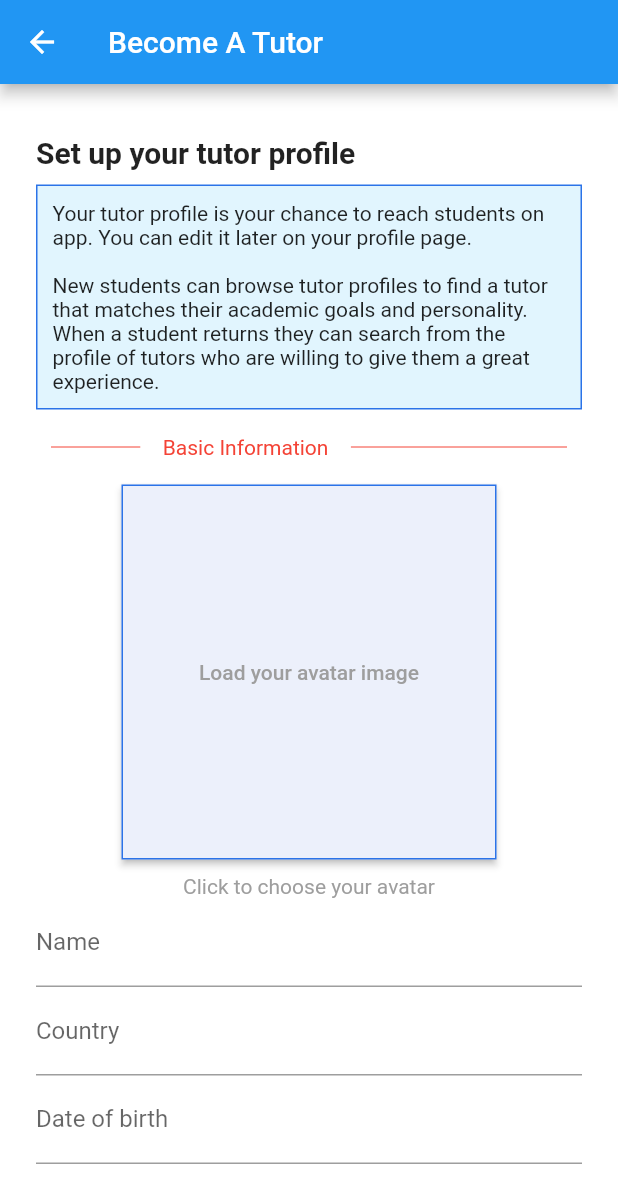
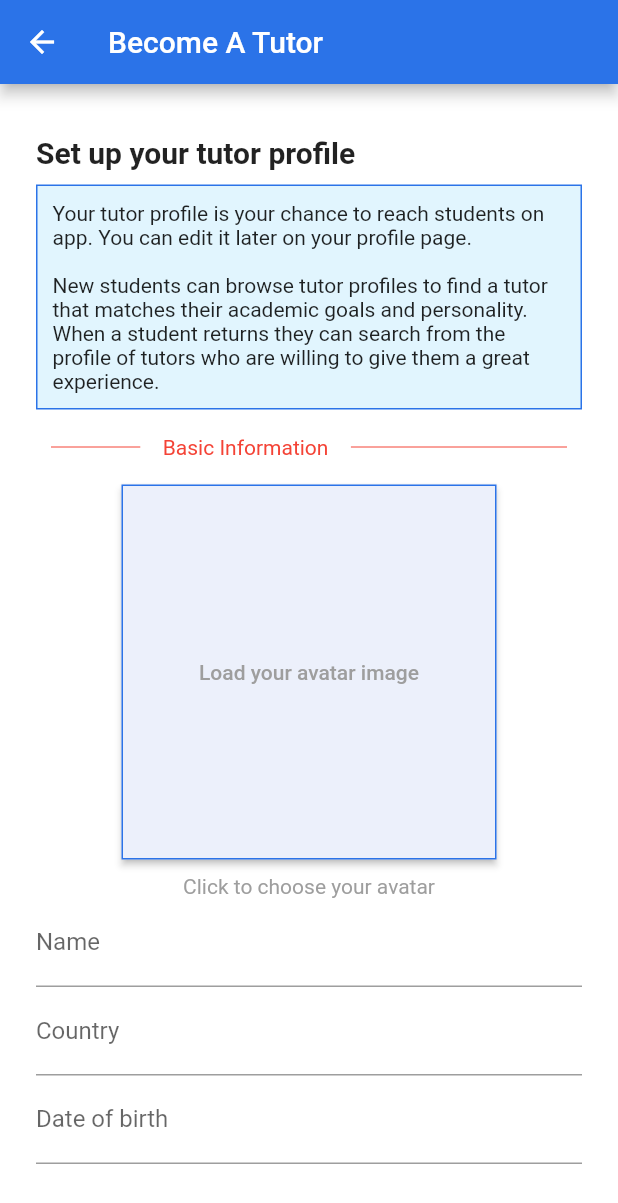
Before and after one commit to hoangpm6814/One-On-One-Learning, a Flutter app: the screen it shows after launch, item 5 of the bottom bar chosen, after a tap on "Become A Tutor", on a phone screen of 412 x 824 dp. Shown: the top 1203 px of the screen. Run offline on Flutter 3.47's test engine with Material 2 defaults, Android fonts, the phone set to English and light mode, and no system bars; our stand-ins replace flutter_svg; network calls fail.

Commit message:
Create routing, change appbars background color, view course

```diff
--- a/lib/screens/AccountManagement/setting_screen.dart
+++ b/lib/screens/AccountManagement/setting_screen.dart
@@ -3,6 +3,7 @@ import 'package:lettutor/customWidgets/rounded_button_small_padding.dart';
 import 'package:lettutor/customWidgets/rounded_setting_button.dart';
 import 'package:lettutor/screens/AccountManagement/profile_screen.dart';
 import 'package:lettutor/screens/BecomeATutor/become_a_tutor_screen.dart';
+import 'package:lettutor/screens/Course/course_list_screen.dart';
 import 'package:lettutor/screens/Login/login_screen.dart';
 import 'package:lettutor/screens/ScheduleHistory/schedule_history_list_screen.dart';
 
@@ -74,17 +75,17 @@ class SettingScreen extends StatelessWidget {
             SizedBox(
               height: 30,
             ),
-            RoundedSettingButton(
-              icon: Icon(
-                Icons.person,
-                color: Colors.black,
-              ),
-              text: "View Feedbacks",
-              press: () {},
-            ),
-            SizedBox(
-              height: 10,
-            ),
+            // RoundedSettingButton(
+            //   icon: Icon(
+            //     Icons.person,
+            //     color: Colors.black,
+            //   ),
+            //   text: "View Feedbacks",
+            //   press: () {},
+            // ),
+            // SizedBox(
+            //   height: 10,
+            // ),
             RoundedSettingButton(
               icon: Icon(
                 Icons.person_add_alt,
@@ -92,7 +93,6 @@ class SettingScreen extends StatelessWidget {
               ),
               text: "Become A Tutor",
               press: () {
-                // print("push");
                 Navigator.push(
                   context,
                   MaterialPageRoute(
@@ -106,16 +106,15 @@ class SettingScreen extends StatelessWidget {
             ),
             RoundedSettingButton(
               icon: Icon(
-                Icons.list,
+                Icons.card_giftcard_rounded,
                 color: Colors.black,
               ),
-              text: "Booking History",
+              text: "Course For You",
               press: () {
-                // print("push");
                 Navigator.push(
                   context,
                   MaterialPageRoute(
-                    builder: (_) => ScheduleHistoryListScreen(),
+                    builder: (_) => CourseListScreen(),
                   ),
                 );
               },
@@ -128,9 +127,27 @@ class SettingScreen extends StatelessWidget {
                 Icons.history,
                 color: Colors.black,
               ),
-              text: "Session History",
-              press: () {},
+              text: "Booking History",
+              press: () {
+                Navigator.push(
+                  context,
+                  MaterialPageRoute(
+                    builder: (_) => ScheduleHistoryListScreen(),
+                  ),
+                );
+              },
             ),
+            // SizedBox(
+            //   height: 10,
+            // ),
+            // RoundedSettingButton(
+            //   icon: Icon(
+            //     Icons.history,
+            //     color: Colors.black,
+            //   ),
+            //   text: "Session History",
+            //   press: () {},
+            // ),
             SizedBox(
               height: 10,
             ),
--- a/lib/screens/BecomeATutor/become_a_tutor_screen.dart
+++ b/lib/screens/BecomeATutor/become_a_tutor_screen.dart
@@ -54,7 +54,10 @@ class BecomeATutorScreenState extends State<BecomeATutorScreen> {
   @override
   Widget build(BuildContext context) {
     return Scaffold(
-      appBar: AppBar(title: Text("Become A Tutor")),
+      appBar: AppBar(
+        backgroundColor: kPrimaryColor,
+        title: Text("Become A Tutor"),
+      ),
       body: SingleChildScrollView(
         child: Container(
           margin: EdgeInsets.all(24),
--- a/lib/screens/ScheduleHistory/schedule_history_list_screen.dart
+++ b/lib/screens/ScheduleHistory/schedule_history_list_screen.dart
@@ -20,7 +20,10 @@ class ScheduleHistoryListScreenState extends State<ScheduleHistoryListScreen> {
     final schedules =
         Provider.of<ScheduleProvider>(context).listScheduleHistory;
     return Scaffold(
-      appBar: AppBar(title: Text("Schedule History")),
+      appBar: AppBar(
+        backgroundColor: kPrimaryColor,
+        title: Text("Schedule History"),
+      ),
       body: SingleChildScrollView(
         child: Container(
           margin: EdgeInsets.all(12),
--- a/lib/screens/Tabs/tabs_screen.dart
+++ b/lib/screens/Tabs/tabs_screen.dart
@@ -1,4 +1,5 @@
 import 'package:flutter/material.dart';
+import 'package:lettutor/constants.dart';
 import 'package:lettutor/screens/AccountManagement/setting_screen.dart';
 import 'package:lettutor/screens/Chat/chat_screen.dart';
 import 'package:lettutor/screens/Schedule/schedule_list_screen.dart';
@@ -53,6 +54,7 @@ class _TabsScreenState extends State<TabsScreen> {
   Widget build(BuildContext context) {
     return Scaffold(
       appBar: AppBar(
+        backgroundColor: kPrimaryColor,
         title: Text(_pages[_selectedPageIndex]['title']),
       ),
       // drawer: MainDrawer(),
```
Also changed, not shown: lib/screens/AccountManagement/profile_screen.dart (+9 -5 lines), lib/screens/Course/course_list_screen.dart (+38 -12 lines), lib/screens/Course/local_widgets/card_course.dart (+29 -7 lines), lib/screens/Schedule/local_widgets/card_schedule.dart (+12 -1 lines), lib/screens/ScheduleHistory/local_widgets/card_schedule_history.dart (+12 -1 lines).
